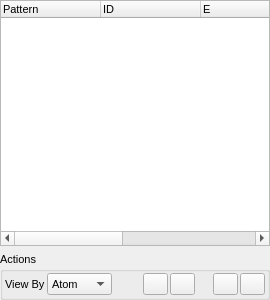
First picture: the form in src/gui/atomlist.ui, repository trisyoungs/aten, before the edit.
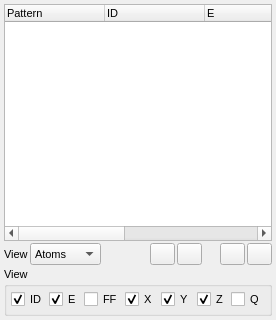
Second picture: the form after the edit. Icons and pictures are not drawn. Custom widgets are drawn as their Qt base class.

Commit message: Tweaked cldp-il-2010.ff to fix mis-assignmend of SBT/SO3/SO4 types, ether/acetate carbons/oxygens, removed type 8 (HA), and made HC the general hydrogen applicable in any case. Updated AtomList window to give more control over viewed data, and also allowing charge and atomtype to be viewed.

What changed in the file:
```diff
--- a/src/gui/atomlist.ui
+++ b/src/gui/atomlist.ui
@@ -6,7 +6,7 @@
     <x>0</x>
     <y>0</y>
     <width>270</width>
-    <height>300</height>
+    <height>320</height>
    </rect>
   </property>
   <property name="minimumSize">
@@ -31,8 +31,11 @@
   </property>
   <widget class="QWidget" name="dockWidgetContents">
    <layout class="QVBoxLayout" name="verticalLayout">
+    <property name="spacing">
+     <number>2</number>
+    </property>
     <property name="margin">
-     <number>0</number>
+     <number>4</number>
     </property>
     <item>
      <widget class="TTreeWidget" name="AtomTree">
@@ -78,18 +81,6 @@
      </widget>
     </item>
     <item>
-     <widget class="QGroupBox" name="ActionsGroup">
-      <property name="title">
-       <string>Actions</string>
-      </property>
-      <layout class="QVBoxLayout">
-       <property name="spacing">
-        <number>4</number>
-       </property>
-       <property name="margin">
-        <number>2</number>
-       </property>
-       <item>
         <layout class="QHBoxLayout" name="_2">
          <property name="spacing">
           <number>2</number>
@@ -100,7 +91,7 @@
          <item>
           <widget class="QLabel" name="label">
            <property name="text">
-            <string>View By</string>
+         <string>View</string>
            </property>
           </widget>
          </item>
@@ -111,12 +102,12 @@
            </property>
            <item>
             <property name="text">
-             <string>Atom</string>
+          <string>Atoms</string>
             </property>
            </item>
            <item>
             <property name="text">
-             <string>Pattern</string>
+          <string>Patterns</string>
             </property>
            </item>
           </widget>
@@ -267,6 +258,88 @@
           </widget>
          </item>
         </layout>
+    </item>
+    <item>
+     <widget class="QGroupBox" name="ViewGroup">
+      <property name="sizePolicy">
+       <sizepolicy hsizetype="Minimum" vsizetype="Minimum">
+        <horstretch>0</horstretch>
+        <verstretch>0</verstretch>
+       </sizepolicy>
+      </property>
+      <property name="title">
+       <string>View</string>
+      </property>
+      <layout class="QHBoxLayout" name="horizontalLayout">
+       <property name="spacing">
+        <number>2</number>
+       </property>
+       <property name="margin">
+        <number>4</number>
+       </property>
+       <item>
+        <widget class="QCheckBox" name="ViewIdCheck">
+         <property name="text">
+          <string>ID</string>
+         </property>
+         <property name="checked">
+          <bool>true</bool>
+         </property>
+        </widget>
+       </item>
+       <item>
+        <widget class="QCheckBox" name="ViewElementCheck">
+         <property name="text">
+          <string>E</string>
+         </property>
+         <property name="checked">
+          <bool>true</bool>
+         </property>
+        </widget>
+       </item>
+       <item>
+        <widget class="QCheckBox" name="ViewTypeCheck">
+         <property name="text">
+          <string>FF</string>
+         </property>
+        </widget>
+       </item>
+       <item>
+        <widget class="QCheckBox" name="ViewXCheck">
+         <property name="text">
+          <string>X</string>
+         </property>
+         <property name="checked">
+          <bool>true</bool>
+         </property>
+        </widget>
+       </item>
+       <item>
+        <widget class="QCheckBox" name="ViewYCheck">
+         <property name="text">
+          <string>Y</string>
+         </property>
+         <property name="checked">
+          <bool>true</bool>
+         </property>
+        </widget>
+       </item>
+       <item>
+        <widget class="QCheckBox" name="ViewZCheck">
+         <property name="text">
+          <string>Z</string>
+         </property>
+         <property name="checked">
+          <bool>true</bool>
+         </property>
+        </widget>
+       </item>
+       <item>
+        <widget class="QCheckBox" name="ViewChargeCheck">
+         <property name="text">
+          <string>Q</string>
+         </property>
+        </widget>
        </item>
       </layout>
      </widget>
```
Lines whose indentation alone changed are shown as unchanged. The commit also changes 5 other files.
